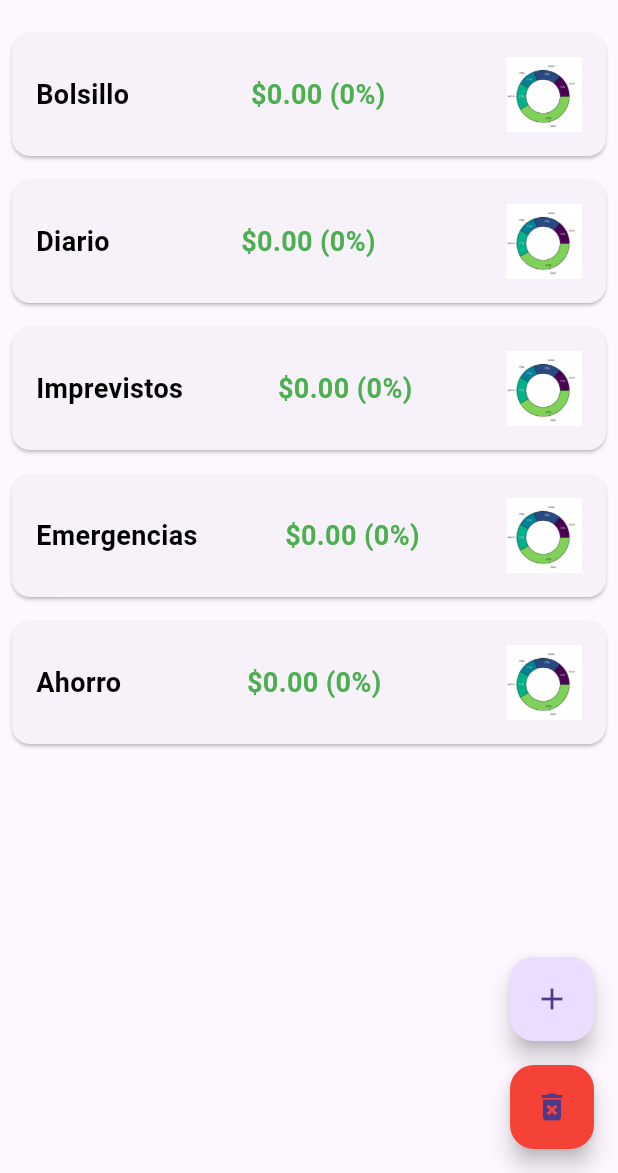
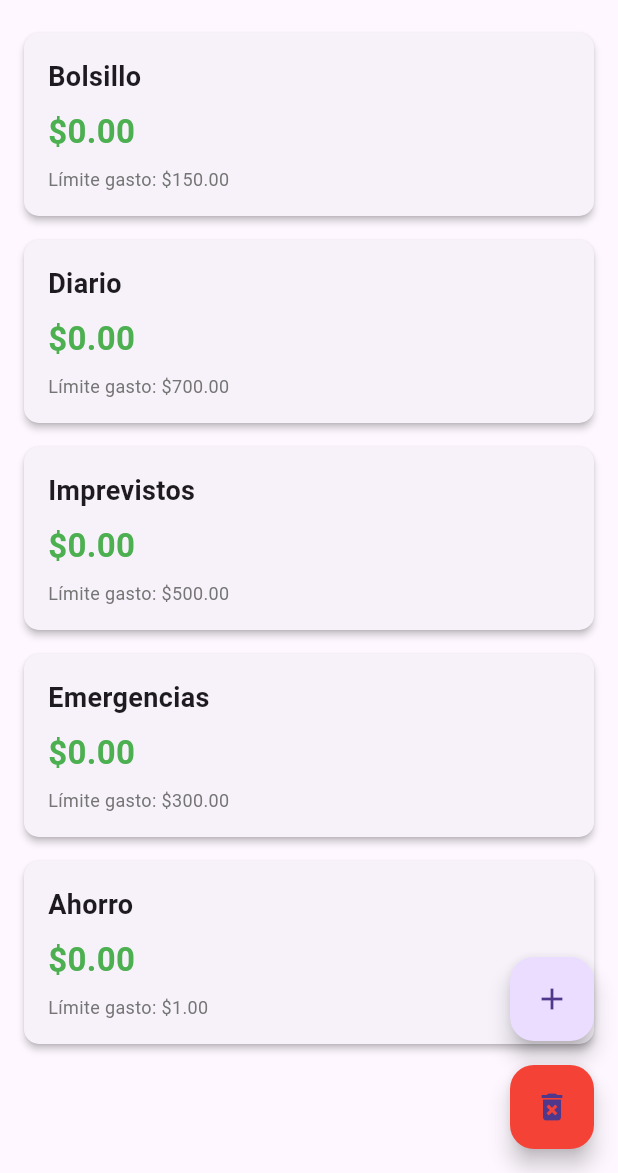
Before and after one commit to Dacarpe76/Monity, a Flutter app: the HomeScreen screen opened directly, on a phone screen of 412 x 824 dp, the part 63-1236 px from its top. Run offline on Flutter 3.47's test engine with Material 3 defaults, Android fonts, the phone set to English and light mode, and no system bars; our stand-ins replace hive, hive_flutter; accounts and stored records are empty.

Commit message:
Mejora de errores y colores

```diff
--- a/lib/models/account.dart
+++ b/lib/models/account.dart
@@ -1,5 +1,5 @@
 import 'package:hive/hive.dart';
-import 'transaction.dart';
+import 'transaction.dart'; // Asegúrate de que este import sea correcto y Transaction esté definido
 
 part 'account.g.dart';
 
@@ -15,12 +15,12 @@ class Account extends HiveObject {
   double balance;
 
   @HiveField(3)
-  final double limitSpend;
+  final double limitSpend; // Límite de gasto mensual
 
   @HiveField(4)
-  final double monthlyLimit;
+  final double monthlyLimit; // Límite de ingreso mensual (según tu aclaración)
 
-  @HiveField(5) // Asegúrate de que esta línea exista.
+  @HiveField(5)
   final List<Transaction> transactions;
 
   @HiveField(6)
@@ -32,10 +32,10 @@ class Account extends HiveObject {
     required this.balance,
     required this.limitSpend,
     required this.monthlyLimit,
-    this.transactions = const [], // Valor predeterminado.
+    this.transactions = const [],
     this.order = 0,
   });
-  // Método copyWith
+
   Account copyWith({
     String? id,
     String? name,
@@ -63,6 +63,24 @@ class Account extends HiveObject {
     } else {
       balance -= transaction.amount;
     }
+    // Considera llamar a save() si quieres persistir este cambio inmediatamente
+    // si Account es un HiveObject y está en una caja abierta.
+    // Ejemplo: if (isInBox) { save(); }
+  }
+
+  // Calcula el gasto total para esta cuenta en un mes y año específicos.
+  // Asume que las transacciones de gasto tienen `isIncome == false`.
+  // Asume que `transaction.amount` es siempre un valor positivo.
+  double getMonthlySpending(int month, int year) {
+    double spending = 0;
+    for (var transaction in transactions) {
+      if (!transaction.isIncome &&
+          transaction.date.month == month &&
+          transaction.date.year == year) {
+        spending += transaction.amount;
+      }
+    }
+    return spending;
   }
 
   Map<String, dynamic> toMap() {
@@ -72,7 +90,11 @@ class Account extends HiveObject {
       'balance': balance,
       'limitSpend': limitSpend,
       'monthlyLimit': monthlyLimit,
-      'order': order, // Incluir el campo 'order' en el mapa.
+      'order': order,
+      // Nota: 'transactions' no se incluye aquí, generalmente se manejan por separado
+      // o se serializan de forma diferente si es necesario para toMap/fromMap.
+      // Si necesitas serializar/deserializar transacciones con este método,
+      // deberás añadir lógica para convertir List<Transaction> a List<Map> y viceversa.
     };
   }
 
@@ -83,7 +105,15 @@ class Account extends HiveObject {
       balance: map['balance'],
       limitSpend: map['limitSpend'],
       monthlyLimit: map['monthlyLimit'],
-      order: map['order'], // Leer el campo 'order' del mapa.
+      order: map['order'],
+      // Nota: 'transactions' no se carga desde el mapa aquí.
+      // Si necesitas esto, deberás añadir lógica para convertir List<Map> a List<Transaction>.
+      // Por lo general, con Hive, las relaciones se manejan a través de HiveList o referencias.
+      transactions: (map['transactions'] as List<dynamic>?)
+              ?.map((t) => Transaction.fromMap(t as Map<String,
+                  dynamic>)) // Asumiendo que Transaction tiene fromMap
+              .toList() ??
+          const [],
     );
   }
 }
--- a/lib/models/transaction.dart
+++ b/lib/models/transaction.dart
@@ -1,41 +1,71 @@
+// d:\monity\lib\models\transaction.dart
 import 'package:hive/hive.dart';
 
-part 'transaction.g.dart';
+part 'transaction.g.dart'; // Necesitarás generar este archivo
 
-@HiveType(typeId: 1)
+@HiveType(typeId: 1) // Asegúrate de que typeId sea único
 class Transaction extends HiveObject {
   @HiveField(0)
   final String id;
 
   @HiveField(1)
-  final double amount;
+  final String
+      accountId; // Opcional si la transacción solo vive dentro de Account.transactions
 
   @HiveField(2)
+  final String description;
+
+  @HiveField(3)
+  final double amount; // Asumimos que es siempre positivo
+
+  @HiveField(4)
   final DateTime date;
 
-  @HiveField(3)
-  final String category;
-
-  @HiveField(4)
-  final String description;
-
   @HiveField(5)
-  final bool isIncome;
+  final bool isIncome; // true para ingreso, false para gasto
 
   @HiveField(6)
-  final String accountId;
+  final String category; // Opcional, para categorizar transacciones
 
-  @HiveField(7) // Nuevo campo para la categoría de origen.
-  final String? originalCategory;
+  @HiveField(7) // Siguiente índice de campo disponible
+  final String? originalCategory; // Categoría original, opcional
 
   Transaction({
     required this.id,
+    required this.accountId,
+    required this.description,
     required this.amount,
     required this.date,
+    required this.isIncome,
     required this.category,
-    required this.description,
-    required this.isIncome,
-    required this.accountId,
-    this.originalCategory, // Campo opcional.
+    this.originalCategory,
   });
+
+  // Ejemplo de fromMap, si lo necesitas para Account.fromMap
+  factory Transaction.fromMap(Map<String, dynamic> map) {
+    return Transaction(
+      id: map['id'] as String,
+      accountId: map['accountId'] as String,
+      description: map['description'] as String,
+      amount: map['amount'] as double,
+      date: DateTime.parse(map['date'] as String),
+      isIncome: map['isIncome'] as bool,
+      category: map['categoryId'] as String,
+      originalCategory: map['originalCategory'] as String?,
+    );
+  }
+
+  // Ejemplo de toMap, si lo necesitas para Account.toMap
+  Map<String, dynamic> toMap() {
+    return {
+      'id': id,
+      'accountId': accountId,
+      'description': description,
+      'amount': amount,
+      'date': date.toIso8601String(),
+      'isIncome': isIncome,
+      'categoryId': category,
+      'originalCategory': originalCategory,
+    };
+  }
 }
--- /dev/null
+++ b/lib/providers/currency_provider.dart
@@ -0,0 +1,21 @@
+import 'package:flutter/foundation.dart';
+import 'package:intl/intl.dart';
+
+class CurrencyProvider with ChangeNotifier {
+  String _currencySymbol = '\$'; // Símbolo por defecto
+  String _currencyCode = 'USD'; // Código por defecto
+  String _locale = 'en_US'; // Locale por defecto para el formato
+
+  String get currencySymbol => _currencySymbol;
+  String get currencyCode => _currencyCode;
+  NumberFormat get currencyFormat =>
+      NumberFormat.currency(locale: _locale, symbol: _currencySymbol);
+
+  // Ejemplo de cómo podrías cambiar la moneda
+  void setCurrency(String symbol, String code, String locale) {
+    _currencySymbol = symbol;
+    _currencyCode = code;
+    _locale = locale;
+    notifyListeners();
+  }
+}
--- a/lib/screens/add_transaction.dart
+++ b/lib/screens/add_transaction.dart
@@ -41,9 +41,9 @@ class AddTransactionScreenState extends State<AddTransactionScreen> {
         _selectedCategory =
             _categories.isNotEmpty ? _categories.first : 'Sin categoría';
       });
-      print("Categorías cargadas: $_categories");
+      //print("Categorías cargadas: $_categories");
     } catch (e) {
-      print("Error al cargar las categorías: $e");
+      //print("Error al cargar las categorías: $e");
     }
   }
 
--- a/lib/screens/add_transaction_screen.dart
+++ b/lib/screens/add_transaction_screen.dart
@@ -49,7 +49,7 @@ class AddTransactionScreenState extends State<AddTransactionScreen> {
         }
       });
     } catch (e) {
-      print("Error al cargar las cuentas: $e");
+      //print("Error al cargar las cuentas: $e");
     }
   }
 
@@ -65,7 +65,7 @@ class AddTransactionScreenState extends State<AddTransactionScreen> {
             _categories.isNotEmpty ? _categories.first : 'Sin categoría';
       });
     } catch (e) {
-      print("Error al cargar las categorías: $e");
+      //print("Error al cargar las categorías: $e");
     }
   }
 
--- a/lib/screens/home_screen.dart
+++ b/lib/screens/home_screen.dart
@@ -1,3 +1,5 @@
+// ignore_for_file: use_build_context_synchronously
+
 import 'package:flutter/material.dart';
 import 'package:hive_flutter/hive_flutter.dart';
 import '../widgets/account_card.dart';
@@ -32,7 +34,7 @@ class HomeScreenState extends State<HomeScreen> {
           ElevatedButton(
             onPressed: () async {
               await dbHelper.clearAllTransactions(); // Vaciar transacciones
-              if (!mounted) return; // Verificar si el widget está montado{
+              if (!mounted) return; // Verificar si el widget está montado
               ScaffoldMessenger.of(context).showSnackBar(
                 const SnackBar(
                     content:
--- a/lib/widgets/account_card.dart
+++ b/lib/widgets/account_card.dart
@@ -1,151 +1,111 @@
 import 'package:flutter/material.dart';
-import '../models/account.dart';
-import '../services/database_helper.dart';
+import 'package:intl/intl.dart';
+import 'package:monity/models/account.dart';
+import 'package:monity/providers/currency_provider.dart';
+import 'package:provider/provider.dart';
+import '../screens/add_edit_account_screen.dart'; // Importar la nueva pantalla
 
 class AccountCard extends StatelessWidget {
   final Account account;
-  final VoidCallback onTap;
+  final VoidCallback? onTap;
 
-  const AccountCard({
-    super.key,
-    required this.account,
-    required this.onTap,
-  });
+  const AccountCard({super.key, required this.account, this.onTap});
 
-  // Método para calcular el color del saldo según el porcentaje de gasto mensual
-  Future<Color> getBalanceColor(String accountId, double limitSpend) async {
-    if (limitSpend == 0) return Colors.green; // Evitar división por cero.
+  @override
+  Widget build(BuildContext context) {
+    final currencyProvider = Provider.of<CurrencyProvider>(context);
+    final NumberFormat currencyFormat = currencyProvider.currencyFormat;
 
-    final dbHelper = DatabaseHelper();
+    Color balanceColor;
     final now = DateTime.now();
-    final firstDayOfMonth = DateTime(now.year, now.month, 1);
-    final lastDayOfMonth = DateTime(now.year, now.month + 1, 0);
 
-    // Obtener transacciones del mes actual para la cuenta específica.
-    final transactionsBox = await dbHelper.transactionsBox;
-    final transactions = transactionsBox.values.where((transaction) =>
-        transaction.accountId == accountId &&
-        !transaction.isIncome && // Solo considerar gastos.
-        transaction.date.isAfter(firstDayOfMonth) &&
-        transaction.date.isBefore(lastDayOfMonth));
+    // Nueva lógica de color basada en el límite de gasto mensual (account.limitSpend)
+    // y las transacciones dentro de la cuenta.
+    if (account.limitSpend > 0) {
+      // Solo aplicar si hay un límite de gasto positivo definido
+      double monthlySpending = account.getMonthlySpending(now.month, now.year);
 
-    // Calcular el gasto acumulado del mes.
-    final monthlySpent =
-        transactions.fold(0.0, (sum, transaction) => sum + transaction.amount);
-
-    // Calcular el porcentaje del gasto acumulado.
-    final percentage = (monthlySpent / limitSpend) * 100;
-
-    if (percentage < 90) {
-      return Colors.green; // Verde si el gasto es inferior al 90%.
-    } else if (percentage < 99) {
-      return Colors.blue; // Azul si el gasto está entre el 90% y el 99%.
+      if (monthlySpending > account.limitSpend) {
+        balanceColor = Colors.red; // Gasto > 100% del límite
+      } else if (monthlySpending >= account.limitSpend * 0.8) {
+        balanceColor = Colors.blue; // 80% <= Gasto <= 100% del límite
       } else {
-      return Colors.red; // Rojo si el gasto es igual o superior al 100%.
+        balanceColor = Colors.green; // Gasto < 80% del límite
+      }
+    } else {
+      // Lógica de color de fallback si no hay límite de gasto mensual definido
+      // o si es cero o negativo.
+      if (account.balance < 0) {
+        balanceColor = Colors.red.shade700; // Saldo negativo
+      } else {
+        balanceColor = Colors
+            .green; // Saldo positivo o cero (o usa Colors.black para neutro)
       }
     }
 
-  // Método para calcular el porcentaje de gasto mensual
-  Future<String> getMonthlySpentPercentage(
-      String accountId, double limitSpend) async {
-    if (limitSpend == 0) return "(0%)"; // Evitar división por cero.
-
-    final dbHelper = DatabaseHelper();
-    final now = DateTime.now();
-    final firstDayOfMonth = DateTime(now.year, now.month, 1);
-    final lastDayOfMonth = DateTime(now.year, now.month + 1, 0);
-
-    // Obtener transacciones del mes actual para la cuenta específica.
-    final transactionsBox = await dbHelper.transactionsBox;
-    final transactions = transactionsBox.values.where((transaction) =>
-        transaction.accountId == accountId &&
-        !transaction.isIncome && // Solo considerar gastos.
-        transaction.date.isAfter(firstDayOfMonth) &&
-        transaction.date.isBefore(lastDayOfMonth));
-
-    // Calcular el gasto acumulado del mes.
-    final monthlySpent =
-        transactions.fold(0.0, (sum, transaction) => sum + transaction.amount);
-
-    // Calcular el porcentaje del gasto acumulado.
-    final percentage = (monthlySpent / limitSpend) * 100;
-
-    return "(${percentage.toStringAsFixed(0)}%)";
+    return Card(
+      elevation: 2.0,
+      margin: const EdgeInsets.symmetric(horizontal: 16.0, vertical: 8.0),
+      shape: RoundedRectangleBorder(
+        borderRadius: BorderRadius.circular(10.0),
+      ),
+      child: InkWell(
+        onTap: onTap ??
+            () {
+              // Si onTap es null (no se proporciona desde HomeScreen), navega a editar
+              Navigator.of(context)
+                  .push(
+                MaterialPageRoute(
+                  builder: (context) => AddEditAccountScreen(account: account),
+                ),
+              )
+                  .then((result) {
+                // Aquí podrías refrescar la lista de cuentas si 'result' es true
+                // y si no estás usando un ValueListenableBuilder que lo haga automáticamente.
+                // Por ejemplo, si usas Provider, podrías llamar a un método de tu provider.
+                if (result == true) {
+                  // Opcional: forzar un refresco si es necesario, aunque con Hive y ValueListenableBuilder
+                  // a menudo no se requiere.
                 }
-
-  @override
-  Widget build(BuildContext context) {
-    return FutureBuilder<Color>(
-      future: getBalanceColor(
-          account.id, account.limitSpend), // Usar limitSpend aquí.
-      builder: (context, colorSnapshot) {
-        return FutureBuilder<String>(
-          future: getMonthlySpentPercentage(
-              account.id, account.limitSpend), // Usar limitSpend aquí.
-          builder: (context, percentageSnapshot) {
-            if (colorSnapshot.connectionState == ConnectionState.waiting ||
-                percentageSnapshot.connectionState == ConnectionState.waiting) {
-              return const Card(
-                child: ListTile(
-                  title: Text("Cargando..."),
-                ),
-              );
-            } else if (colorSnapshot.hasError || percentageSnapshot.hasError) {
-              return Card(
-                child: ListTile(
-                  title: Text(
-                      "Error: ${colorSnapshot.error ?? percentageSnapshot.error}"),
-                ),
-              );
-            } else {
-              final balanceColor = colorSnapshot.data ?? Colors.green;
-              final monthlySpentPercentage = percentageSnapshot.data ?? "(0%)";
-
-              return Card(
-                margin: const EdgeInsets.all(8.0),
-                child: InkWell(
-                  onTap: onTap,
+              });
+            },
+        borderRadius: BorderRadius.circular(10.0),
         child: Padding(
           padding: const EdgeInsets.all(16.0),
-                    child: Row(
-                      mainAxisAlignment: MainAxisAlignment.spaceBetween,
-                      children: [
-                        // Nombre de la cuenta
+          child: Column(
+            crossAxisAlignment: CrossAxisAlignment.start,
+            children: <Widget>[
               Text(
                 account.name,
                 style: const TextStyle(
-                            fontSize: 18,
+                  fontSize: 18.0,
                   fontWeight: FontWeight.bold,
-                            color: Colors.black,
+                ),
+                overflow: TextOverflow.ellipsis,
+              ),
+              const SizedBox(height: 8.0),
+              Text(
+                currencyFormat.format(account.balance),
+                style: TextStyle(
+                  fontSize: 22.0,
+                  fontWeight: FontWeight.w600,
+                  color: balanceColor, // Color del saldo dinámico
                 ),
               ),
-
-                        // Saldo con color dinámico y porcentaje de gasto
+              if (account.limitSpend > 0) ...[
+                const SizedBox(height: 8.0),
                 Text(
-                          '\$${account.balance.toStringAsFixed(2)} $monthlySpentPercentage',
+                  'Límite gasto: ${currencyFormat.format(account.limitSpend)}',
                   style: TextStyle(
-                            fontSize: 18,
-                            fontWeight: FontWeight.bold,
-                            color: balanceColor,
+                    fontSize: 12.0,
+                    color: Colors.grey[600],
                   ),
                 ),
-
-                        // Espacio reservado para la gráfica (imagen temporal)
-                        Image.asset(
-                          'assets/screens/donut.jpg', // Ruta de la imagen.
-                          width: 50, // Ancho de la imagen.
-                          height: 50, // Alto de la imagen.
-                          fit: BoxFit.cover, // Ajustar la imagen al contenedor.
-                        ),
+              ],
             ],
           ),
         ),
       ),
     );
   }
-          },
-        );
-      },
-    );
 }
-}
--- a/pubspec.yaml
+++ b/pubspec.yaml
@@ -11,11 +11,13 @@ environment:
 dependencies:
   flutter:
     sdk: flutter
+  intl: ^0.19.0 # O la última versión compatible
+  provider: ^6.1.2 # O la última versión compatible
   hive: ^2.2.3
   hive_flutter: ^1.1.0
   path_provider: ^2.0.15
   cupertino_icons: ^1.0.8
-
+  uuid: ^4.4.0 # O la última versión disponible
 
 dev_dependencies:
   flutter_test:
```
Also changed, not shown: lib/screens/add_edit_account_screen.dart (added, +219 -0 lines), lib/services/database_helper.dart (+2 -19 lines), lib/models/transaction.g.dart, pubspec.lock, 1 other file. Lines whose indentation alone changed are shown as unchanged.
